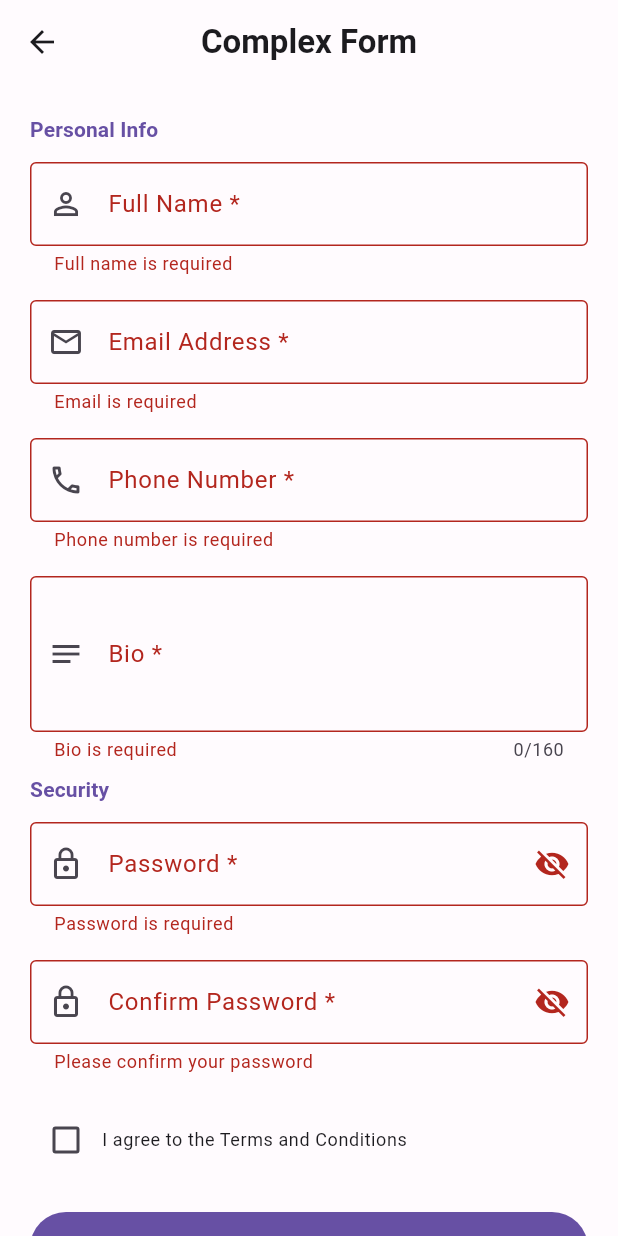
After one commit to kalviumcommunity/S64-Mar26-Team01-FFDP, a Flutter app: the ComplexFormScreen screen opened by its route, after a tap on "Submit", on a phone screen of 412 x 824 dp. The commit adds this screen. Run offline on Flutter 3.47's test engine with Material 3 defaults, Android fonts, the phone set to English and light mode, and no system bars; our stand-ins replace cached_network_image, cloud_firestore, firebase_auth, firebase_core, firebase_messaging, firebase_storage and 6 more; accounts and stored records are empty; statements that could not run were skipped.

Commit message:
feat: implemented complex form validation with multi-field input checks

```diff
--- a/lib/routes/app_routes.dart
+++ b/lib/routes/app_routes.dart
@@ -19,6 +19,7 @@ import '../screens/firestore_write_demo_screen.dart';
 import '../screens/firestore_query_demo_screen.dart';
 import '../screens/crud_demo_screen.dart';
 import '../screens/maps/map_screen.dart';
+import '../screens/complex_form_screen.dart';
 import '../screens/riverpod_demo_screen.dart';
 
 /// Centralized named route definitions for NanheNest.
@@ -51,6 +52,7 @@ class AppRoutes {
   static const String firestoreQueryDemo = '/firestore-query-demo';
   static const String crudDemo = '/crud-demo';
   static const String map = '/map';
+  static const String complexForm = '/complex-form';
   static const String riverpodDemo = '/riverpod-demo';
 
   /// All named routes registered in MaterialApp
@@ -79,6 +81,7 @@ class AppRoutes {
         firestoreQueryDemo: (_) => const FirestoreQueryDemoScreen(),
         crudDemo: (_) => const CrudDemoScreen(),
         map: (_) => const MapScreen(),
+        complexForm: (_) => const ComplexFormScreen(),
         riverpodDemo: (_) => const RiverpodDemoScreen(),
       };
 }
--- /dev/null
+++ b/lib/screens/complex_form_screen.dart
@@ -0,0 +1,384 @@
+import 'package:flutter/material.dart';
+import 'package:flutter/services.dart';
+
+/// Demonstrates complex form validation with:
+///   - Required field checks
+///   - Email format validation
+///   - Password strength validation
+///   - Cross-field confirm password validation
+///   - Phone number format validation
+///   - Real-time validation (AutovalidateMode.onUserInteraction)
+///   - Submit disabled until form is valid
+class ComplexFormScreen extends StatefulWidget {
+  const ComplexFormScreen({super.key});
+
+  @override
+  State<ComplexFormScreen> createState() => _ComplexFormScreenState();
+}
+
+class _ComplexFormScreenState extends State<ComplexFormScreen> {
+  final _formKey = GlobalKey<FormState>();
+
+  final _nameCtrl = TextEditingController();
+  final _emailCtrl = TextEditingController();
+  final _phoneCtrl = TextEditingController();
+  final _passwordCtrl = TextEditingController();
+  final _confirmCtrl = TextEditingController();
+  final _bioCtrl = TextEditingController();
+
+  bool _obscurePassword = true;
+  bool _obscureConfirm = true;
+  bool _agreedToTerms = false;
+  bool _submitted = false;
+  AutovalidateMode _autovalidate = AutovalidateMode.disabled;
+
+  @override
+  void dispose() {
+    _nameCtrl.dispose();
+    _emailCtrl.dispose();
+    _phoneCtrl.dispose();
+    _passwordCtrl.dispose();
+    _confirmCtrl.dispose();
+    _bioCtrl.dispose();
+    super.dispose();
+  }
+
+  // ── Validators ─────────────────────────────────────────────────────────────
+
+  String? _validateName(String? v) {
+    if (v == null || v.trim().isEmpty) return 'Full name is required';
+    if (v.trim().length < 2) return 'Name must be at least 2 characters';
+    return null;
+  }
+
+  String? _validateEmail(String? v) {
+    if (v == null || v.trim().isEmpty) return 'Email is required';
+    final regex = RegExp(r'^[^@\s]+@[^@\s]+\.[^@\s]+$');
+    if (!regex.hasMatch(v.trim())) return 'Enter a valid email address';
+    return null;
+  }
+
+  String? _validatePhone(String? v) {
+    if (v == null || v.trim().isEmpty) return 'Phone number is required';
+    final regex = RegExp(r'^[0-9]{10}$');
+    if (!regex.hasMatch(v.trim())) return 'Enter a valid 10-digit phone number';
+    return null;
+  }
+
+  String? _validatePassword(String? v) {
+    if (v == null || v.isEmpty) return 'Password is required';
+    if (v.length < 8) return 'Password must be at least 8 characters';
+    if (!v.contains(RegExp(r'[A-Z]')))
+      return 'Must contain an uppercase letter';
+    if (!v.contains(RegExp(r'[0-9]'))) return 'Must contain a number';
+    return null;
+  }
+
+  // Cross-field validation — depends on _passwordCtrl
+  String? _validateConfirm(String? v) {
+    if (v == null || v.isEmpty) return 'Please confirm your password';
+    if (v != _passwordCtrl.text) return 'Passwords do not match';
+    return null;
+  }
+
+  String? _validateBio(String? v) {
+    if (v == null || v.trim().isEmpty) return 'Bio is required';
+    if (v.trim().length > 160) return 'Bio must be 160 characters or less';
+    return null;
+  }
+
+  // ── Submit ─────────────────────────────────────────────────────────────────
+
+  void _submit() {
+    setState(() => _autovalidate = AutovalidateMode.onUserInteraction);
+
+    if (!_formKey.currentState!.validate()) return;
+
+    if (!_agreedToTerms) {
+      ScaffoldMessenger.of(context).showSnackBar(
+        const SnackBar(
+          content: Text('Please agree to the terms and conditions'),
+          backgroundColor: Colors.orange,
+        ),
+      );
+      return;
+    }
+
+    setState(() => _submitted = true);
+    ScaffoldMessenger.of(context).showSnackBar(
+      const SnackBar(
+        content: Text('Form submitted successfully!'),
+        backgroundColor: Colors.green,
+      ),
+    );
+  }
+
+  void _reset() {
+    _formKey.currentState?.reset();
+    _nameCtrl.clear();
+    _emailCtrl.clear();
+    _phoneCtrl.clear();
+    _passwordCtrl.clear();
+    _confirmCtrl.clear();
+    _bioCtrl.clear();
+    setState(() {
+      _agreedToTerms = false;
+      _submitted = false;
+      _autovalidate = AutovalidateMode.disabled;
+    });
+  }
+
+  @override
+  Widget build(BuildContext context) {
+    final theme = Theme.of(context);
+
+    if (_submitted) {
+      return Scaffold(
+        appBar: AppBar(title: const Text('Complex Form')),
+        body: Center(
+          child: Padding(
+            padding: const EdgeInsets.all(32),
+            child: Column(
+              mainAxisSize: MainAxisSize.min,
+              children: [
+                const Icon(Icons.check_circle, color: Colors.green, size: 72),
+                const SizedBox(height: 16),
+                Text('Form Submitted!',
+                    style: theme.textTheme.headlineSmall
+                        ?.copyWith(fontWeight: FontWeight.bold)),
+                const SizedBox(height: 8),
+                Text('Name: ${_nameCtrl.text}',
+                    style: theme.textTheme.bodyMedium),
+                Text('Email: ${_emailCtrl.text}',
+                    style: theme.textTheme.bodyMedium),
+                Text('Phone: ${_phoneCtrl.text}',
+                    style: theme.textTheme.bodyMedium),
+                const SizedBox(height: 24),
+                FilledButton(
+                    onPressed: _reset, child: const Text('Fill Again')),
+              ],
+            ),
+          ),
+        ),
+      );
+    }
+
+    return Scaffold(
+      appBar: AppBar(
+        title: const Text('Complex Form'),
+        centerTitle: true,
+      ),
+      body: SingleChildScrollView(
+        padding: const EdgeInsets.all(20),
+        child: Form(
+          key: _formKey,
+          autovalidateMode: _autovalidate,
+          child: Column(
+            crossAxisAlignment: CrossAxisAlignment.start,
+            children: [
+              _SectionLabel('Personal Info', theme),
+
+              // Full Name
+              _Field(
+                label: 'Full Name *',
+                hint: 'Enter your full name',
+                controller: _nameCtrl,
+                icon: Icons.person_outline,
+                validator: _validateName,
+              ),
+              const SizedBox(height: 16),
+
+              // Email
+              _Field(
+                label: 'Email Address *',
+                hint: 'you@example.com',
+                controller: _emailCtrl,
+                icon: Icons.email_outlined,
+                keyboard: TextInputType.emailAddress,
+                validator: _validateEmail,
+              ),
+              const SizedBox(height: 16),
+
+              // Phone
+              _Field(
+                label: 'Phone Number *',
+                hint: '10-digit number',
+                controller: _phoneCtrl,
+                icon: Icons.phone_outlined,
+                keyboard: TextInputType.phone,
+                inputFormatters: [
+                  FilteringTextInputFormatter.digitsOnly,
+                  LengthLimitingTextInputFormatter(10),
+                ],
+                validator: _validatePhone,
+              ),
+              const SizedBox(height: 16),
+
+              // Bio
+              TextFormField(
+                controller: _bioCtrl,
+                maxLines: 3,
+                maxLength: 160,
+                decoration: InputDecoration(
+                  labelText: 'Bio *',
+                  hintText: 'Tell us about yourself (max 160 chars)',
+                  prefixIcon: const Icon(Icons.notes_outlined),
+                  border: const OutlineInputBorder(),
+                ),
+                validator: _validateBio,
+              ),
+
+              const SizedBox(height: 8),
+              _SectionLabel('Security', theme),
+
+              // Password
+              TextFormField(
+                controller: _passwordCtrl,
+                obscureText: _obscurePassword,
+                decoration: InputDecoration(
+                  labelText: 'Password *',
+                  hintText: 'Min 8 chars, 1 uppercase, 1 number',
+                  prefixIcon: const Icon(Icons.lock_outline),
+                  border: const OutlineInputBorder(),
+                  suffixIcon: IconButton(
+                    icon: Icon(_obscurePassword
+                        ? Icons.visibility_off
+                        : Icons.visibility),
+                    onPressed: () =>
+                        setState(() => _obscurePassword = !_obscurePassword),
+                  ),
+                ),
+                validator: _validatePassword,
+                // Revalidate confirm field when password changes
+                onChanged: (_) {
+                  if (_autovalidate == AutovalidateMode.onUserInteraction) {
+                    _formKey.currentState?.validate();
+                  }
+                },
+              ),
+              const SizedBox(height: 16),
+
+              // Confirm Password — cross-field validation
+              TextFormField(
+                controller: _confirmCtrl,
+                obscureText: _obscureConfirm,
+                decoration: InputDecoration(
+                  labelText: 'Confirm Password *',
+                  hintText: 'Re-enter your password',
+                  prefixIcon: const Icon(Icons.lock_outline),
+                  border: const OutlineInputBorder(),
+                  suffixIcon: IconButton(
+                    icon: Icon(_obscureConfirm
+                        ? Icons.visibility_off
+                        : Icons.visibility),
+                    onPressed: () =>
+                        setState(() => _obscureConfirm = !_obscureConfirm),
+                  ),
+                ),
+                validator: _validateConfirm,
+              ),
+              const SizedBox(height: 20),
+
+              // Terms checkbox
+              Row(
+                children: [
+                  Checkbox(
+                    value: _agreedToTerms,
+                    onChanged: (v) =>
+                        setState(() => _agreedToTerms = v ?? false),
+                  ),
+                  Expanded(
+                    child: Text(
+                      'I agree to the Terms and Conditions',
+                      style: theme.textTheme.bodySmall,
+                    ),
+                  ),
+                ],
+              ),
+              const SizedBox(height: 24),
+
+              // Submit button — disabled until form is valid
+              SizedBox(
+                width: double.infinity,
+                child: FilledButton.icon(
+                  onPressed: _submit,
+                  icon: const Icon(Icons.send),
+                  label: const Text('Submit'),
+                  style: FilledButton.styleFrom(
+                    padding: const EdgeInsets.symmetric(vertical: 14),
+                  ),
+                ),
+              ),
+              const SizedBox(height: 12),
+              SizedBox(
+                width: double.infinity,
+                child: OutlinedButton(
+                  onPressed: _reset,
+                  child: const Text('Reset'),
+                ),
+              ),
+            ],
+          ),
+        ),
+      ),
+    );
+  }
+}
+
+// ── Shared widgets ─────────────────────────────────────────────────────────────
+
+class _SectionLabel extends StatelessWidget {
+  final String text;
+  final ThemeData theme;
+  const _SectionLabel(this.text, this.theme);
+
+  @override
+  Widget build(BuildContext context) {
+    return Padding(
+      padding: const EdgeInsets.only(bottom: 12),
+      child: Text(
+        text,
+        style: theme.textTheme.titleSmall?.copyWith(
+          fontWeight: FontWeight.bold,
+          color: theme.colorScheme.primary,
+        ),
+      ),
+    );
+  }
+}
+
+class _Field extends StatelessWidget {
+  final String label;
+  final String hint;
+  final TextEditingController controller;
+  final IconData icon;
+  final TextInputType keyboard;
+  final List<TextInputFormatter>? inputFormatters;
+  final String? Function(String?) validator;
+
+  const _Field({
+    required this.label,
+    required this.hint,
+    required this.controller,
+    required this.icon,
+    this.keyboard = TextInputType.text,
+    this.inputFormatters,
+    required this.validator,
+  });
+
+  @override
+  Widget build(BuildContext context) {
+    return TextFormField(
+      controller: controller,
+      keyboardType: keyboard,
+      inputFormatters: inputFormatters,
+      decoration: InputDecoration(
+        labelText: label,
+        hintText: hint,
+        prefixIcon: Icon(icon),
+        border: const OutlineInputBorder(),
+      ),
+      validator: validator,
+    );
+  }
+}
--- a/lib/screens/home/home_screen.dart
+++ b/lib/screens/home/home_screen.dart
@@ -180,6 +180,14 @@ class HomeScreen extends StatelessWidget {
                       onTap: () => Navigator.pushNamed(
                           context, AppRoutes.riverpodDemo),
                     ),
+                    _NavCard(
+                      icon: Icons.assignment_outlined,
+                      label: 'Complex Form',
+                      description: 'Multi-field validation demo',
+                      color: Colors.brown,
+                      onTap: () => Navigator.pushNamed(
+                          context, AppRoutes.complexForm),
+                    ),
                   ],
                 ),
               ),
```
Also changed, not shown: 1 other file.
